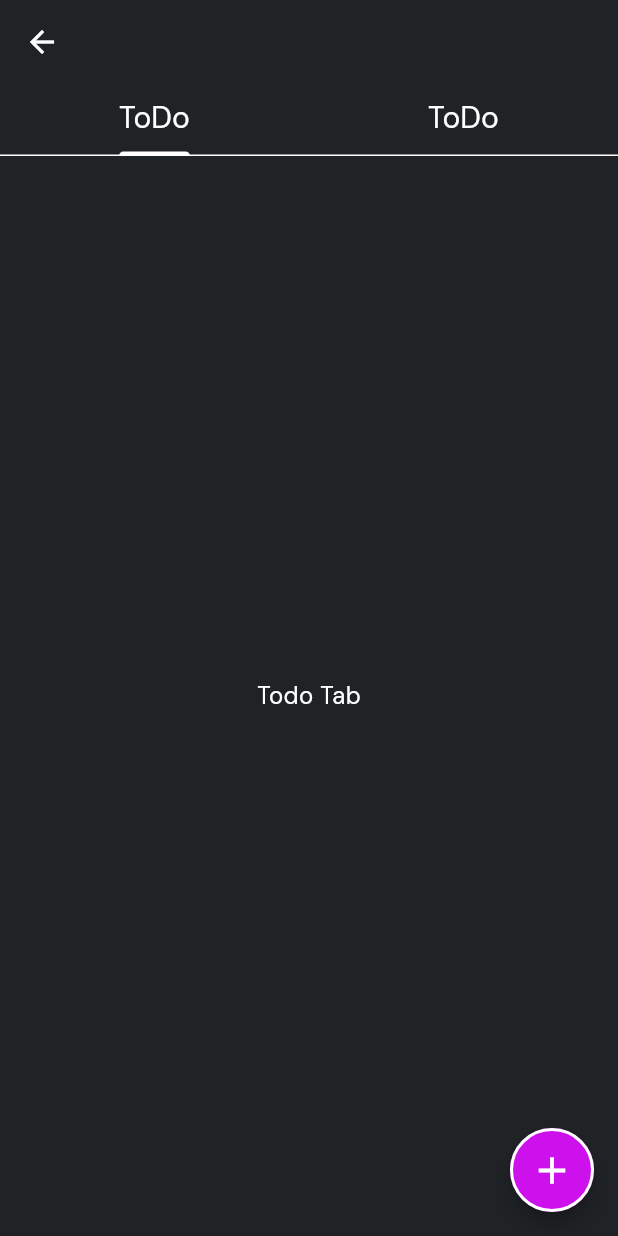
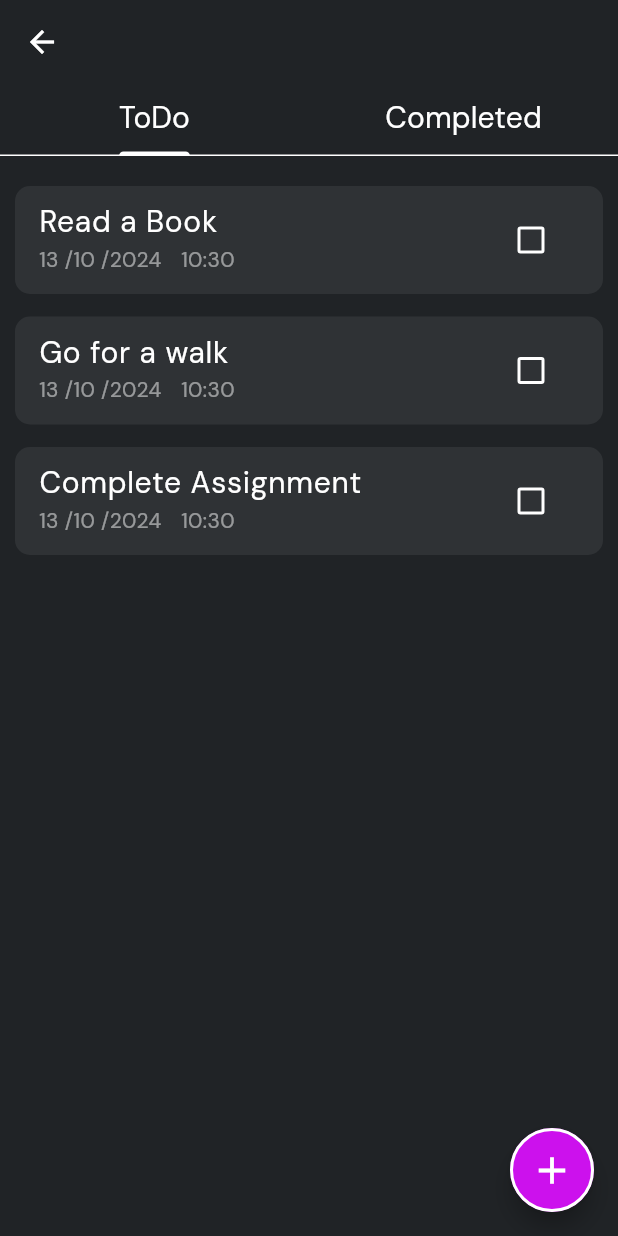
Before and after one commit to isanka23/Todo_App_with_Go_Router_Hive_Packages, a Flutter app: the screen it shows after launch, after a tap on "To-Do-List", on a phone screen of 412 x 824 dp. Run offline on Flutter 3.47's test engine with Material 3 defaults, Android fonts, the phone set to English and light mode, and no system bars; our stand-ins replace go_router, google_fonts, hive, hive_flutter; accounts and stored records are empty.

```diff
--- a/lib/main.dart
+++ b/lib/main.dart
@@ -7,6 +7,7 @@ import 'package:note_sphere_app/utils/router.dart';
 import 'package:note_sphere_app/utils/theme_data.dart';
 
 void main() async {
+  WidgetsFlutterBinding.ensureInitialized();
   // Initialize the hive package
   await Hive.initFlutter();
 
--- a/lib/pages/todo_page.dart
+++ b/lib/pages/todo_page.dart
@@ -1,4 +1,6 @@
 import 'package:flutter/material.dart';
+import 'package:note_sphere_app/models/todo_model.dart';
+import 'package:note_sphere_app/services/todo_service.dart';
 import 'package:note_sphere_app/utils/text_styles.dart';
 import 'package:note_sphere_app/widgets/completed_tab.dart';
 import 'package:note_sphere_app/widgets/todo_tab.dart';
@@ -13,11 +15,35 @@ class TodoPage extends StatefulWidget {
 class _TodoPageState extends State<TodoPage>
     with SingleTickerProviderStateMixin {
   late TabController _tabController;
+  late List<Todo> allTodos = [];
+  late List<Todo> incompletedTodos = [];
+  late List<Todo> completedTodos = [];
+  TodoService todoService = TodoService();
 
   @override
   void initState() {
     super.initState();
     _tabController = TabController(length: 2, vsync: this);
+    _checkIfUserIsNew();
+  }
+
+  void _checkIfUserIsNew() async {
+    final bool isNewUser = await todoService.isNewUser();
+    if (isNewUser) {
+      await todoService.createIntialTodos();
+    }
+    _loadToDos();
+  }
+
+  Future<void> _loadToDos() async {
+    final List<Todo> loadTodos = await todoService.loadTodos();
+    setState(() {
+      allTodos = loadTodos;
+      //incompleted todos
+      incompletedTodos = allTodos.where((todo) => !todo.isDone).toList();
+      //completed todos
+      completedTodos = allTodos.where((todos) => todos.isDone).toList();
+    });
   }
 
   @override
@@ -35,7 +61,7 @@ class _TodoPageState extends State<TodoPage>
             ),
             Tab(
               child: Text(
-                "ToDo",
+                "Completed",
                 style: AppTextStyles.appDescriptionStyle,
               ),
             )
@@ -61,9 +87,13 @@ class _TodoPageState extends State<TodoPage>
       ),
       body: TabBarView(
         controller: _tabController,
-        children: const [
-          TodoTab(),
-          CompletedTab(),
+        children: [
+          TodoTab(
+            isCompletedTodos: incompletedTodos,
+          ),
+          CompletedTab(
+            completedTodos: completedTodos,
+          ),
         ],
       ),
     );
--- /dev/null
+++ b/lib/services/todo_service.dart
@@ -0,0 +1,52 @@
+import 'package:hive/hive.dart';
+import 'package:note_sphere_app/models/todo_model.dart';
+
+
+
+class TodoService {
+  //all todos
+  List<Todo> todos = [
+    Todo(
+      title: "Read a Book",
+      date: DateTime.now(),
+      time: DateTime.now(),
+      isDone: false,
+    ),
+    Todo(
+      title: "Go for a walk",
+      date: DateTime.now(),
+      time: DateTime.now(),
+      isDone: false,
+    ),
+    Todo(
+      title: "Complete Assignment",
+      date: DateTime.now(),
+      time: DateTime.now(),
+      isDone: false,
+    ),
+  ];
+
+  // create the database reference for the todos
+  final _myBox = Hive.box("todos");
+
+  //check weather the user is new user
+  Future<bool> isNewUser() async {
+    return _myBox.isEmpty;
+  }
+
+  //method to create the intial todos if the box is empty
+  Future<void> createIntialTodos() async {
+    if (_myBox.isEmpty) {
+      await _myBox.put("todos", todos);
+    }
+  }
+
+  //method to load the todos
+  Future<List<Todo>> loadTodos() async {
+    final dynamic todos = await _myBox.get("todos");
+    if (todos != null && todos is List<dynamic>) {
+      return todos.cast<Todo>().toList();
+    }
+    return [];
+  }
+}
--- a/lib/widgets/completed_tab.dart
+++ b/lib/widgets/completed_tab.dart
@@ -1,8 +1,13 @@
 import 'package:flutter/material.dart';
+import 'package:note_sphere_app/models/todo_model.dart';
 import 'package:note_sphere_app/utils/text_styles.dart';
 
 class CompletedTab extends StatefulWidget {
-  const CompletedTab({super.key});
+  final List<Todo> completedTodos;
+  const CompletedTab({
+    super.key,
+    required this.completedTodos,
+  });
 
   @override
   State<CompletedTab> createState() => _CompletedTabState();
--- /dev/null
+++ b/lib/widgets/todo_card.dart
@@ -0,0 +1,57 @@
+import 'package:flutter/material.dart';
+import 'package:note_sphere_app/models/todo_model.dart';
+import 'package:note_sphere_app/utils/colors.dart';
+import 'package:note_sphere_app/utils/text_styles.dart';
+
+class TodoCard extends StatefulWidget {
+  final Todo todo;
+  final bool isComplted;
+  const TodoCard({
+    super.key,
+    required this.todo,
+    required this.isComplted,
+  });
+
+  @override
+  State<TodoCard> createState() => _TodoCardState();
+}
+
+class _TodoCardState extends State<TodoCard> {
+  @override
+  Widget build(BuildContext context) {
+    return Container(
+      margin: const EdgeInsets.only(bottom: 15),
+      decoration: BoxDecoration(
+        color: AppColors.kCardColor,
+        borderRadius: BorderRadius.circular(10),
+      ),
+      child: ListTile(
+        title: Text(
+          widget.todo.title,
+          style: AppTextStyles.appDescriptionStyle,
+        ),
+        subtitle: Row(
+          children: [
+            Text(
+              "${widget.todo.date.day} /${widget.todo.time.month} /${widget.todo.time.year}  ",
+              style: AppTextStyles.appDescriptionSmallStyle.copyWith(
+                color: AppColors.kWhiteColor.withOpacity(0.5),
+              ),
+            ),
+            const SizedBox(width: 5),
+            Text(
+              "${widget.todo.date.hour}:${widget.todo.time.minute}",
+              style: AppTextStyles.appDescriptionSmallStyle.copyWith(
+                color: AppColors.kWhiteColor.withOpacity(0.5),
+              ),
+            ),
+          ],
+        ),
+        trailing: Checkbox(
+          value: widget.isComplted,
+          onChanged: (value) {},
+        ),
+      ),
+    );
+  }
+}
--- a/lib/widgets/todo_tab.dart
+++ b/lib/widgets/todo_tab.dart
@@ -1,8 +1,13 @@
 import 'package:flutter/material.dart';
-import 'package:note_sphere_app/utils/text_styles.dart';
+import 'package:note_sphere_app/models/todo_model.dart';
+import 'package:note_sphere_app/widgets/todo_card.dart';
 
 class TodoTab extends StatefulWidget {
-  const TodoTab({super.key});
+  final List<Todo> isCompletedTodos;
+  const TodoTab({
+    super.key,
+    required this.isCompletedTodos,
+  });
 
   @override
   State<TodoTab> createState() => _TodoTabState();
@@ -11,10 +16,26 @@ class TodoTab extends StatefulWidget {
 class _TodoTabState extends State<TodoTab> {
   @override
   Widget build(BuildContext context) {
-    return const Center(
-      child: Text(
-        "Todo Tab",
-        style: AppTextStyles.appBody,
+    return Padding(
+      padding: const EdgeInsets.symmetric(horizontal: 10),
+      child: Column(
+        children: [
+          const SizedBox(
+            height: 20,
+          ),
+          Expanded(
+            child: ListView.builder(
+              itemCount: widget.isCompletedTodos.length,
+              itemBuilder: (context, index) {
+                final Todo todo = widget.isCompletedTodos[index];
+                return TodoCard(
+                  todo: todo,
+                  isComplted: false,
+                );
+              },
+            ),
+          ),
+        ],
       ),
     );
   }
```
